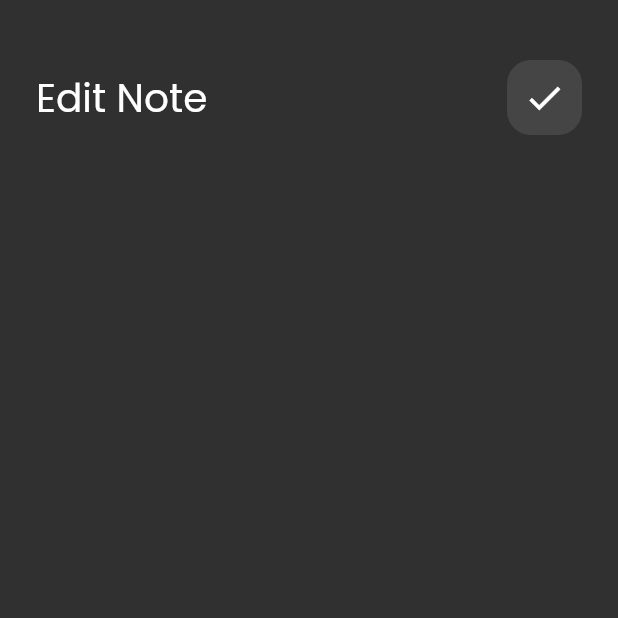
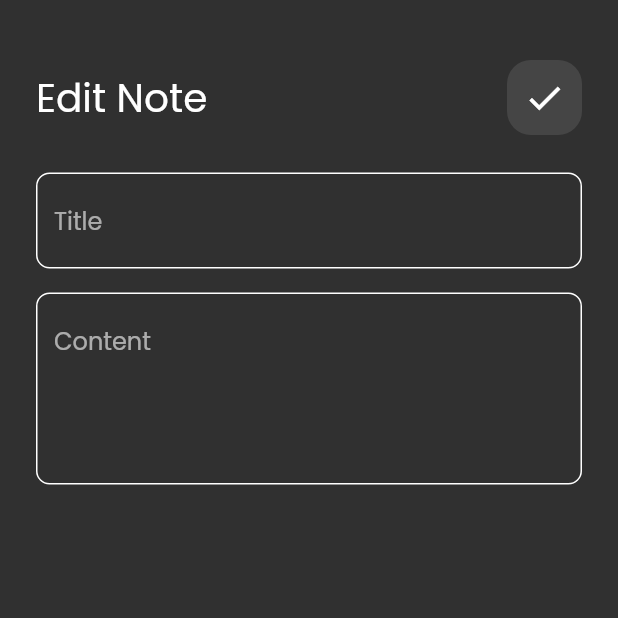
Before and after one commit to ImadDz-7/notes_app, a Flutter app: the EditNoteView screen opened directly, on a phone screen of 412 x 824 dp, the top half of it. Run offline on Flutter 3.47's test engine with Material 2 defaults, Android fonts, the phone set to English and light mode, and no system bars; our stand-ins replace font_awesome_flutter.

Commit message:
Edit Note View UI done

```diff
--- a/lib/views/widgets/edit_note_view_body.dart
+++ b/lib/views/widgets/edit_note_view_body.dart
@@ -1,4 +1,5 @@
 import 'package:flutter/material.dart';
+import 'package:notes_app/views/widgets/custom_text_field.dart';
 
 import 'custom_app_bar.dart';
 
@@ -18,6 +19,17 @@ class EditNoteViewBody extends StatelessWidget {
             title: 'Edit Note',
             icon: Icons.check,
           ),
+          SizedBox(
+            height: 25,
+          ),
+          CustomTextField(textHint: 'Title'),
+          SizedBox(
+            height: 16,
+          ),
+          CustomTextField(
+            textHint: 'Content',
+            maxLines: 4,
+          )
         ],
       ),
     );
```
